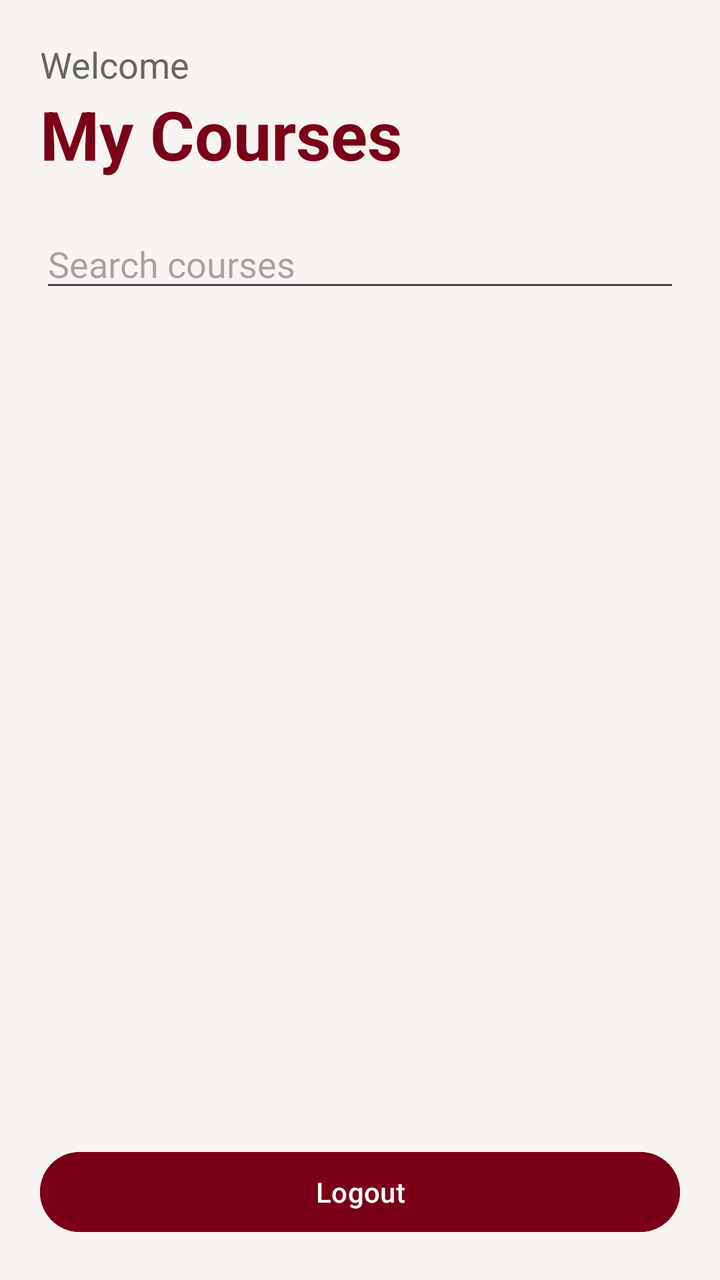
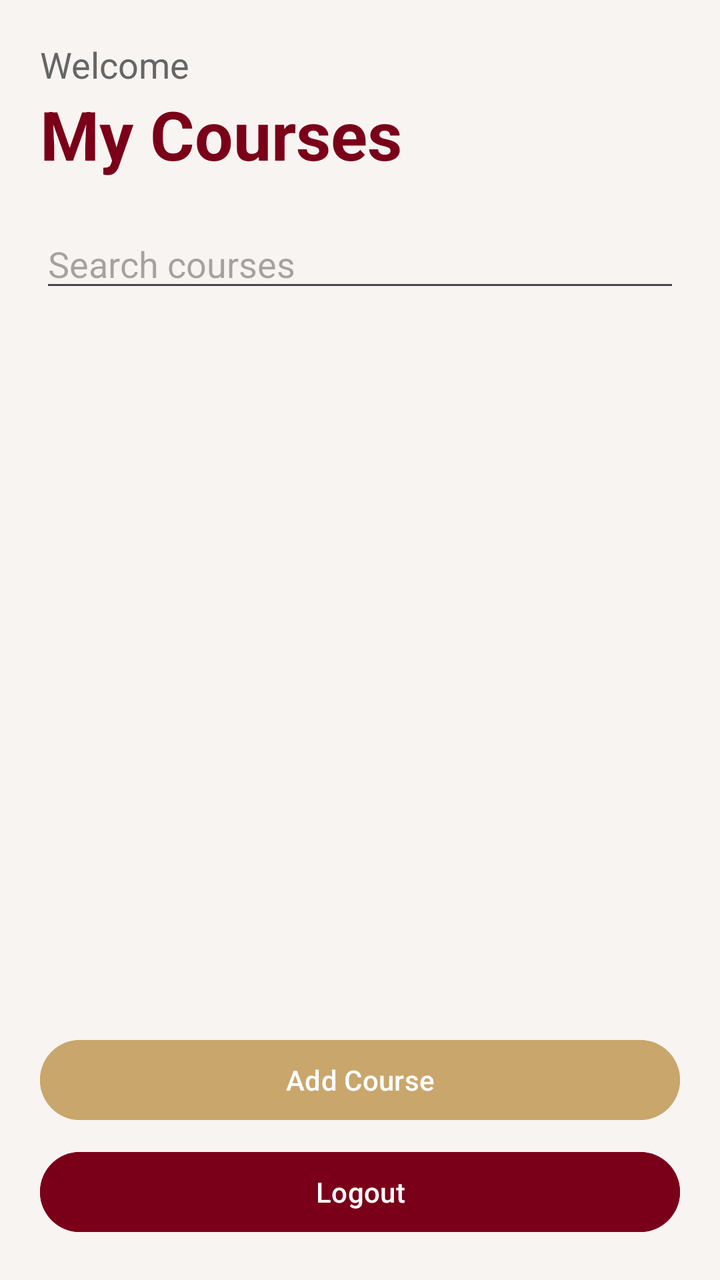

Before-and-after screenshots of an Android layout around one commit, followed by the original layout XML and the change that was made.
<!-- AndroidManifest.xml: application theme Theme.AUBStudyNotesApp -->
<!-- res/layout/activity_courses.xml -->
<?xml version="1.0" encoding="utf-8"?>
<LinearLayout xmlns:android="http://schemas.android.com/apk/res/android"
    android:layout_width="match_parent"
    android:layout_height="match_parent"
    android:orientation="vertical"
    android:padding="20dp"
    android:background="#F8F4F1">

    <TextView
        android:id="@+id/txtWelcome"
        android:layout_width="wrap_content"
        android:layout_height="wrap_content"
        android:text="Welcome"
        android:textSize="18sp"
        android:textColor="#666666"/>

    <TextView
        android:layout_width="wrap_content"
        android:layout_height="wrap_content"
        android:text="My Courses"
        android:textSize="34sp"
        android:textStyle="bold"
        android:textColor="#7A0019"
        android:layout_marginBottom="20dp"/>

    <EditText
        android:id="@+id/searchBar"
        android:layout_width="match_parent"
        android:layout_height="wrap_content"
        android:hint="Search courses"
        android:layout_marginBottom="20dp"/>

    <androidx.recyclerview.widget.RecyclerView
        android:id="@+id/recyclerCourses"
        android:layout_width="match_parent"
        android:layout_height="0dp"
        android:layout_weight="1"/>

    <Button
        android:id="@+id/btnLogout"
        android:layout_width="match_parent"
        android:layout_height="wrap_content"
        android:text="Logout"
        android:textColor="#FFFFFF"
        android:backgroundTint="#7A0019"/>

</LinearLayout>
<!-- resources referenced by this layout -->
<resources>
  <style name="Theme.AUBStudyNotesApp" parent="Base.Theme.AUBStudyNotesApp" />
  <style name="Base.Theme.AUBStudyNotesApp" parent="Theme.Material3.DayNight.NoActionBar">
          
          
      </style>
</resources>

<!-- the commit's change to res/layout/activity_courses.xml (unified diff, before → after) -->
@@ -28,7 +28,14 @@
         android:layout_width="match_parent"
         android:layout_height="wrap_content"
         android:hint="Search courses"
-        android:layout_marginBottom="20dp"/>
+        android:layout_marginBottom="12dp"/>
+
+    <ProgressBar
+        android:id="@+id/progressBar"
+        android:layout_width="wrap_content"
+        android:layout_height="wrap_content"
+        android:layout_gravity="center"
+        android:visibility="gone"/>
 
     <androidx.recyclerview.widget.RecyclerView
         android:id="@+id/recyclerCourses"
@@ -37,11 +44,21 @@
         android:layout_weight="1"/>
 
     <Button
+        android:id="@+id/btnAddCourse"
+        android:layout_width="match_parent"
+        android:layout_height="wrap_content"
+        android:text="Add Course"
+        android:textColor="#FFFFFF"
+        android:backgroundTint="#C9A66B"
+        android:layout_marginTop="8dp"/>
+
+    <Button
         android:id="@+id/btnLogout"
         android:layout_width="match_parent"
         android:layout_height="wrap_content"
         android:text="Logout"
         android:textColor="#FFFFFF"
-        android:backgroundTint="#7A0019"/>
+        android:backgroundTint="#7A0019"
+        android:layout_marginTop="8dp"/>
 
 </LinearLayout>
